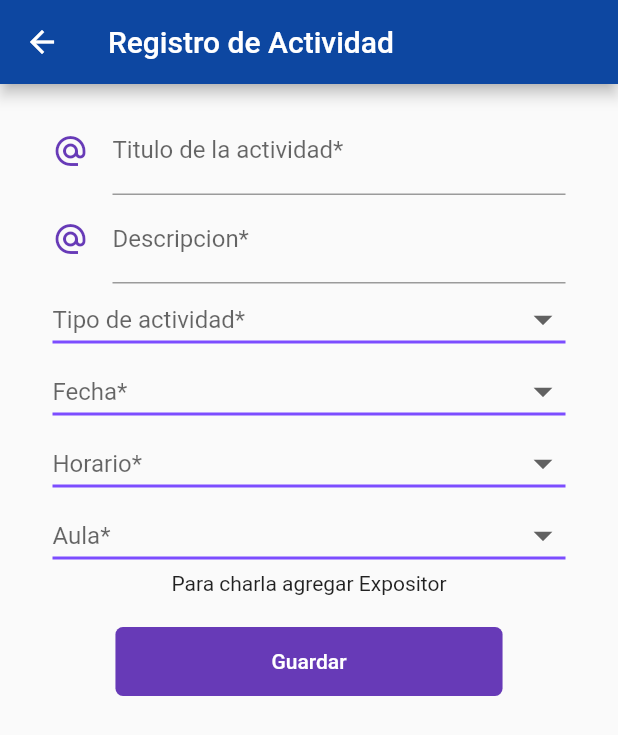
After one commit to fabiola29298/ITECappFrontend, a Flutter app: the RegistroActivityPage screen opened by its route, on a phone screen of 412 x 824 dp. The commit adds this screen. Shown: the top 735 px of the screen. Run offline on Flutter 3.47's test engine with Material 2 defaults, Android fonts, the phone set to English and light mode, and no system bars; our stand-ins replace rxdart, shared_preferences; missing offline and left inert: mime_type; accounts and stored records are empty; Roboto replaces fonts that are missing (Hind).

Commit message:
agregar bloc, providar y pagina de crear actividad

```diff
--- a/data/menu_routes.json
+++ b/data/menu_routes.json
@@ -56,7 +56,13 @@
             "ruta": "asistenciaUser",
             "icon": "avatar",
             "texto": "Cerrar sesion"
+        },
+        {
+            "ruta": "registroActivityAdmin",
+            "icon": "avatar",
+            "texto": "Registro ActivityAdmin"
         }
+
 
     ]
 }
--- /dev/null
+++ b/lib/src/bloc/activity_bloc.dart
@@ -0,0 +1,64 @@
+import 'dart:async';
+import 'package:rxdart/rxdart.dart';
+
+class ActivityBloc   {
+
+
+  final _personController      = BehaviorSubject<String>();
+  final _nameController        = BehaviorSubject<String>();
+  final _typeController        = BehaviorSubject<String>();
+  final _dateController        = BehaviorSubject<String>();
+  final _descriptionController = BehaviorSubject<String>();
+  final _starttimeController   = BehaviorSubject<String>();
+  final _endtimeController     = BehaviorSubject<String>();
+  final _classroomController   = BehaviorSubject<String>();
+  final _blockController       = BehaviorSubject<String>();
+  // Recuperar los datos del Stream
+  Stream<String> get personStream      => _personController.stream;
+  Stream<String> get nameStream        => _nameController.stream;
+  Stream<String> get typeStream        => _typeController.stream;
+  Stream<String> get dateStream        => _dateController.stream;
+  Stream<String> get descriptionStream => _descriptionController.stream;
+  Stream<String> get starttimeStream   => _starttimeController.stream;
+  Stream<String> get endtimeStream     => _endtimeController.stream;
+  Stream<String> get classroomStream   => _classroomController.stream;
+  Stream<String> get blockStream       => _blockController.stream;
+
+   Stream <bool> get fromValidStram =>
+          Observable.combineLatest9(personStream, nameStream, typeStream, dateStream, descriptionStream, starttimeStream, endtimeStream , classroomStream , blockStream ,(e,p,n,l,g,c,t, cr,bl)=> true);
+
+  // Insertar valores al Stream
+  Function(String) get changePerson         => _personController.sink.add;
+  Function(String) get changeName           => _nameController.sink.add;
+  Function(String) get changeType           => _typeController.sink.add;
+  Function(String) get changeDate           => _dateController.sink.add;
+  Function(String) get changeDescription    => _descriptionController.sink.add;
+  Function(String) get changeStarttime      => _starttimeController.sink.add;
+  Function(String) get changeEndtime        => _endtimeController.sink.add;
+  Function(String) get changeClassroom      => _classroomController.sink.add;
+  Function(String) get changeBlock          => _blockController.sink.add;
+
+  // Obtener el último valor ingresado a los streams
+  String get person        => _personController.value;
+  String get name          => _nameController.value;
+  String get type          => _typeController.value;
+  String get date          => _dateController.value;
+  String get description   => _descriptionController.value;
+  String get starttime     => _starttimeController.value;
+  String get endtime       => _endtimeController.value;
+  String get classroom     => _classroomController.value;
+  String get block         => _blockController.value;
+
+  dispose() {
+    _personController?.close();
+    _nameController?.close();
+    _typeController?.close();
+    _dateController?.close();
+    _descriptionController?.close();
+    _starttimeController?.close();
+    _endtimeController?.close();
+    _classroomController?.close();
+    _blockController?.close();
+  }
+
+}
--- a/lib/src/bloc/provider.dart
+++ b/lib/src/bloc/provider.dart
@@ -5,9 +5,13 @@ export 'package:itec_app/src/bloc/login_bloc.dart';
 import 'package:itec_app/src/bloc/singin_bloc.dart';
 export 'package:itec_app/src/bloc/singin_bloc.dart';
 
+import 'package:itec_app/src/bloc/activity_bloc.dart';
+export 'package:itec_app/src/bloc/activity_bloc.dart';
+
 class Provider extends InheritedWidget {
   final loginBloc      = new LoginBloc();
   final singinBloc     = new SigninBloc();
+  final activityBloc     = new ActivityBloc();
   static Provider _instancia;
 
   factory Provider({ Key key, Widget child }) {
@@ -38,4 +42,8 @@ class Provider extends InheritedWidget {
   static SigninBloc signinBloc ( BuildContext context ) {
     return ( context.inheritFromWidgetOfExactType(Provider) as Provider ).singinBloc;
   }
+
+  static ActivityBloc activityBlocOf ( BuildContext context ) {
+    return ( context.inheritFromWidgetOfExactType(Provider) as Provider ).activityBloc;
+  }
 }
--- a/lib/src/bloc/singin_bloc.dart
+++ b/lib/src/bloc/singin_bloc.dart
@@ -9,31 +9,47 @@ class SigninBloc with Validators {
   final _passwordController = BehaviorSubject<String>();
   final _nameController     = BehaviorSubject<String>();
   final _lastnameController = BehaviorSubject<String>();
+  final _genderController   = BehaviorSubject<String>();
+  final _careerController   = BehaviorSubject<String>();
+  final _typeController     = BehaviorSubject<String>();
   // Recuperar los datos del Stream
-  Stream<String> get emailStream    => _emailController.stream.transform( validarEmail );
-  Stream<String> get passwordStream => _passwordController.stream.transform( validarPassword );
-  Stream<String> get nameStream    => _nameController.stream;
-  Stream<String> get lastnameStream => _lastnameController.stream;
+  Stream<String> get emailStream     => _emailController.stream.transform( validarEmail );
+  Stream<String> get passwordStream  => _passwordController.stream.transform( validarPassword );
+  Stream<String> get nameStream      => _nameController.stream;
+  Stream<String> get lastnameStream  => _lastnameController.stream;
+  Stream<String> get genderStream    => _genderController.stream;
+  Stream<String> get careerStream    => _careerController.stream;
+  Stream<String> get typeStream       => _typeController.stream;
 
    Stream <bool> get fromValidStram =>
-          Observable.combineLatest4(emailStream, passwordStream, nameStream, lastnameStream, (e,p,n,l)=> true);
+          Observable.combineLatest7(emailStream, passwordStream, nameStream, lastnameStream, genderStream, careerStream, typeStream ,(e,p,n,l,g,c,t)=> true);
 
   // Insertar valores al Stream
   Function(String) get changeEmail    => _emailController.sink.add;
   Function(String) get changePassword => _passwordController.sink.add;
-  Function(String) get changeName    => _nameController.sink.add;
+  Function(String) get changeName     => _nameController.sink.add;
   Function(String) get changeLastname => _lastnameController.sink.add;
+  Function(String) get changeGender   => _genderController.sink.add;
+  Function(String) get changeCareer   => _careerController.sink.add;
+  Function(String) get changeType     => _typeController.sink.add;
 
   // Obtener el último valor ingresado a los streams
   String get email    => _emailController.value;
   String get password => _passwordController.value;
   String get name     => _nameController.value;
   String get lastname => _lastnameController.value;
+  String get gender   => _genderController.value;
+  String get career   => _careerController.value;
+  String get type     => _typeController.value;
+
   dispose() {
     _emailController?.close();
     _passwordController?.close();
     _nameController?.close();
     _lastnameController?.close();
+    _genderController?.close();
+    _careerController?.close();
+    _typeController?.close();
   }
 
 }
--- a/lib/src/models/activity_model.dart
+++ b/lib/src/models/activity_model.dart
@@ -1,6 +1,13 @@
 // Generated by https://quicktype.io
+
+import 'dart:convert';
+
+Activity activityModelFromJson(String str) => Activity.fromJson(json.decode(str));
+
+String activityModelToJson(Activity data) => json.encode(data.toJson());
+
 class Activities{
-  //contenedor de todas las peliculas que estoy manejando
+  //contenedor de todos los items
   //MAPEO
   List<Activity> items = new List();
 
@@ -19,7 +26,7 @@ class Activities{
 }
 class Activity {
   String id;
-  String speakerId;
+  String person;
   bool status;
   String name;
   String type;
@@ -33,7 +40,7 @@ class Activity {
 
   Activity({
     this.id,
-    this.speakerId,
+    this.person,
     this.status,
     this.name,
     this.type,
@@ -49,7 +56,7 @@ class Activity {
 
   Activity.fromJsonMap(Map<String,dynamic> json){
     id= json['id'];
-    speakerId= json['speaker_id'];
+    person= json['person'];
     status= json['status'];
     name= json['name'];
     type= json['type'];
@@ -63,4 +70,36 @@ class Activity {
 
 
   }
+
+  factory Activity.fromJson(Map<String, dynamic> json) => new Activity(
+    id           : json['id'],
+    person       : json['person'],
+    status       : json['status'],
+    name         : json['name'],
+    type         : json['type'],
+    date         : json['date'],
+    description  : json['description'],
+    startTime    : json['start_time'],
+    endTime      : json['end_time'],
+    classroom    : json['classroom'],
+    blockCampus  : json['block_campus'],
+    v            : json['v'],
+    );
+
+    Map<String, dynamic> toJson() => {
+        // "id"         : id,
+
+        "person"        : person,
+        "status"        : status,
+        "name"          : name,
+        "type"          : type,
+        "date"          : date,
+        "description"   : description,
+        "startTime"     : startTime,
+        "endTime"       : endTime,
+        "classroom"     : classroom,
+        "blockCampus"   : blockCampus,
+        "v"             : v,
+    };
+
 }
--- /dev/null
+++ b/lib/src/pages/menu_principal_adm/registro_activity_page.dart
@@ -0,0 +1,245 @@
+import 'package:flutter/material.dart';
+
+import 'package:itec_app/src/bloc/provider.dart';
+import 'package:itec_app/src/providers/activities_provider.dart';
+import 'package:itec_app/src/utils/utils.dart';
+class RegistroActivityPage extends StatefulWidget {
+
+  @override
+  _RegistroActivityPageState createState() => _RegistroActivityPageState();
+}
+
+class _RegistroActivityPageState extends State<RegistroActivityPage> {
+  final formKey     = GlobalKey<FormState>();
+  final scaffoldKey = GlobalKey<ScaffoldState>();
+
+  final activityProvider = new ActivityProvider();
+  @override
+  Widget build(BuildContext context) {
+
+    final actividadBloc = Provider.activityBlocOf(context);
+
+        return Scaffold(
+          key: scaffoldKey,
+          appBar: AppBar(
+            title: Text('Registro de Actividad'),
+          ),
+          body:    SingleChildScrollView(
+            child: Container(
+              padding: EdgeInsets.all(15.0),
+              child: Form(
+                key: formKey,
+                child: Column(
+                  children: <Widget>[
+                    _crearNombre(actividadBloc),
+                    _crearDescription(actividadBloc),
+                    _crearTipo(actividadBloc),
+                    _crearFecha(actividadBloc),
+                    _crearHorario(actividadBloc),
+                    _crearAula(actividadBloc),
+                    _crearSpeaker(actividadBloc),
+                    Text('Para charla agregar Expositor'),
+                    SizedBox(height: 20.0),
+                    _crearBoton(actividadBloc),
+                  ],
+                ),
+              ),
+            ),
+          ),
+    );
+  }
+
+  Widget _crearNombre(ActivityBloc bloc) {
+
+     return StreamBuilder(
+      stream: bloc.nameStream,
+      builder: (BuildContext context, AsyncSnapshot snapshot){
+
+      return Container(
+        padding: EdgeInsets.symmetric(horizontal: 20.0),
+
+        child: TextField(
+          keyboardType: TextInputType.emailAddress,
+          decoration: InputDecoration(
+            icon: Icon( Icons.alternate_email, color: Colors.deepPurple ),
+            hintText: 'Taller de Android',
+            labelText: 'Titulo de la actividad*',
+            errorText: snapshot.error
+          ),
+          onChanged: bloc.changeName,
+        ),
+      );
+      },
+    );
+  }
+
+  Widget _crearDescription(ActivityBloc bloc) {
+    return StreamBuilder(
+      stream: bloc.descriptionStream,
+      builder: (BuildContext context, AsyncSnapshot snapshot){
+
+      return Container(
+        padding: EdgeInsets.symmetric(horizontal: 20.0),
+
+        child: TextField(
+          keyboardType: TextInputType.emailAddress,
+          decoration: InputDecoration(
+            icon: Icon( Icons.alternate_email, color: Colors.deepPurple ),
+            hintText: ' ',
+            labelText: 'Descripcion*',
+            errorText: snapshot.error
+          ),
+          onChanged: bloc.changeDescription,
+        ),
+      );
+      },
+    );
+  }
+  Widget _crearTipo(ActivityBloc bloc) {
+
+    return StreamBuilder(
+      stream: bloc.typeStream,builder: (BuildContext context, AsyncSnapshot snapshot){
+      return Container(
+        padding: EdgeInsets.symmetric(horizontal: 20.0),
+        child:  DropdownButton<String>(
+
+        value: snapshot.data,
+        hint: new Text('Tipo de actividad*'),
+        icon: Icon(Icons.arrow_drop_down), iconSize: 30, isExpanded: true, elevation: 16,
+        underline: Container( height: 2, color: Colors.deepPurpleAccent, ),
+        onChanged: (String newValue) {
+          setState(() {  bloc.changeType(newValue); });
+        },
+        items: <String>['Charla', 'Taller', 'Competencia','Receso','Registro','Actividad ITEC', 'Otro']
+          .map<DropdownMenuItem<String>>((String value) {
+            return DropdownMenuItem<String>(value: value, child: Text(value), );
+          }).toList(),
+    ),);},);
+  }
+  Widget _crearFecha(ActivityBloc bloc) {
+
+    return StreamBuilder(
+      stream: bloc.dateStream,builder: (BuildContext context, AsyncSnapshot snapshot){
+      return Container(
+        padding: EdgeInsets.symmetric(horizontal: 20.0),
+        child:  DropdownButton<String>(
+
+        value: snapshot.data,
+        hint: new Text('Fecha*'),
+        icon: Icon(Icons.arrow_drop_down), iconSize: 30, isExpanded: true, elevation: 16,
+        underline: Container( height: 2, color: Colors.deepPurpleAccent, ),
+        onChanged: (String newValue) {
+          setState(() {  bloc.changeDate(newValue); });
+        },
+        items: <String>['Sábado 28 sept', 'Lunes 30 sept', 'Martes 1 oct','Miercoles 2 oct','Jueves 3 oct', 'Viernes 4 oct','Sábado 5 oct' ]
+          .map<DropdownMenuItem<String>>((String value) {
+            return DropdownMenuItem<String>(value: value, child: Text(value), );
+          }).toList(),
+    ),);},);
+  }
+  Widget _crearHorario(ActivityBloc bloc) {
+
+    return StreamBuilder(
+      stream: bloc.starttimeStream,builder: (BuildContext context, AsyncSnapshot snapshot){
+      return Container(
+        padding: EdgeInsets.symmetric(horizontal: 20.0),
+        child:  DropdownButton<String>(
+
+        value: snapshot.data,
+        hint: new Text('Horario*'),
+        icon: Icon(Icons.arrow_drop_down), iconSize: 30, isExpanded: true, elevation: 16,
+        underline: Container( height: 2, color: Colors.deepPurpleAccent, ),
+        onChanged: (String newValue) {
+          setState(() {  bloc.changeStarttime(newValue); });
+        },
+        items: <String>['08:30 - 09:00','09:00 - 10:00','10:00 - 11:00','11:00 - 12:00','12:00 - 12:30','12:30 - 13:30','13:30 - 15:30','15:30- 16:30','16:30 - 17:30','17:30 - 18:00','18:00 - 19:00','19:00 - 19:30','19:30 - 20:30','08:00 - 09:30', '09:00 - 9:30', '9:30 - 12:30','12:30 - 14:00','14:00 - 17:30', '17:30 - 18:00' ]
+          .map<DropdownMenuItem<String>>((String value) {
+            return DropdownMenuItem<String>(value: value, child: Text(value), );
+          }).toList(),
+    ),);},);
+  }
+  Widget _crearAula(ActivityBloc bloc) {
+
+    return StreamBuilder(
+      stream: bloc.classroomStream,builder: (BuildContext context, AsyncSnapshot snapshot){
+      return Container(
+        padding: EdgeInsets.symmetric(horizontal: 20.0),
+        child:  DropdownButton<String>(
+
+        value: snapshot.data,
+        hint: new Text('Aula*'),
+        icon: Icon(Icons.arrow_drop_down), iconSize: 30, isExpanded: true, elevation: 16,
+        underline: Container( height: 2, color: Colors.deepPurpleAccent, ),
+        onChanged: (String newValue) {
+          setState(() {  bloc.changeClassroom(newValue); });
+        },
+        items: <String>['TEAL A','TEAL B','TEAL C','Auditorio 2 - Bloque D','Auditorio 3 - Bloque D','Auditorio 4 - Bloque D','Paraninfo - Piso 5 Bloque D' , 'Coliseo UCB', 'Coliseo Don Bosco' ]
+          .map<DropdownMenuItem<String>>((String value) {
+            return DropdownMenuItem<String>(value: value, child: Text(value), );
+          }).toList(),
+    ),);},);
+  }
+   Widget _crearSpeaker(ActivityBloc actividadBloc){
+     return Container();
+  }
+
+  Widget _crearBoton(ActivityBloc bloc) {
+
+    return StreamBuilder(
+      stream: bloc.fromValidStram,
+      builder: (BuildContext context, AsyncSnapshot snapshot){
+
+        return RaisedButton(
+          child: Container(
+            padding: EdgeInsets.symmetric( horizontal: 80.0, vertical: 15.0),
+            child: Text('Guardar'),
+          ),
+          shape: RoundedRectangleBorder(
+            borderRadius: BorderRadius.circular(5.0)
+          ),
+          elevation: 0.0,
+          color: Colors.deepPurple,
+          textColor: Colors.white,
+          onPressed:  (){
+            if( bloc.name == null || bloc.description == null || bloc.type == null || bloc.date == null || bloc.starttime == null || bloc.classroom == null   ){
+              mostrarAlerta(context, 'Ingresar todos los datos');
+              return;
+            }
+            if( bloc.name == '' || bloc.description == '' || bloc.type == '' || bloc.date == '' || bloc.starttime == '' || bloc.classroom == ''   ){
+              mostrarAlerta(context, 'Ingresar todos los datos del formulario');
+              return;
+            }
+            _submit(bloc, context);
+          }
+        );
+      },
+    );
+  }
+
+    void _submit(ActivityBloc bloc, BuildContext context) async {
+      mostrarCargando( context  );
+    print("respuesta: ${bloc.name} - ${bloc.description} - ${bloc.type} - ${bloc.date} - ${bloc.starttime} - ${bloc.classroom}  ");
+
+      Map info = await activityProvider.nuevoActividad(bloc.name, bloc.description, bloc.type, bloc.date, bloc.starttime, bloc.classroom );
+
+      if ( info['ok'] ) {
+        mostrarCargando( context  );
+        Navigator.pushReplacementNamed(context, 'menumaterial');
+      } else {
+        mostrarAlerta( context, info['mensaje'] );
+      }
+
+
+  }
+/*
+  void mostrarSnackbar(String mensaje){
+
+    final snackbar = SnackBar(
+      content:  Text(' . $mensaje'),
+      duration:  Duration(milliseconds: 1500),
+    );
+
+    scaffoldKey.currentState.showSnackBar(snackbar);
+  }
+ */
+}
--- a/lib/src/pages/menu_principal_user/programa_page.dart
+++ b/lib/src/pages/menu_principal_user/programa_page.dart
@@ -6,7 +6,7 @@ import 'package:itec_app/src/widgets/menu_widget.dart';
 class ProgramaPage extends StatelessWidget {
 
 
-  final activitiesProvider = new ActivitiesProvider();
+  final activitiesProvider = new ActivityProvider();
   @override
   Widget build(BuildContext context) {
     return Scaffold(
--- a/lib/src/providers/person_provider.dart
+++ b/lib/src/providers/person_provider.dart
@@ -34,9 +34,9 @@ class PersonProvider {
   }
 
 
-  Future<Map<String, dynamic>> nuevoUsuario(String name, String lastname, String email, String password ) async {
+  Future<Map<String, dynamic>> nuevoUsuario(String name, String lastname, String email, String password, String genero, String carrera, String tipoInscripcion ) async {
 
-    Map<String, dynamic>  authData = {'email': email,'password' : password,'name':name,'last_name':lastname};
+    Map<String, dynamic>  authData = {'email': email,'password' : password,'name':name,'last_name':lastname, 'gender': genero, 'career': carrera, 'type_inscription': tipoInscripcion};
     final url = '$_url/person';
     final resp = await http.post(url,body:  authData);
 
--- a/lib/src/routes/routes.dart
+++ b/lib/src/routes/routes.dart
@@ -2,6 +2,7 @@ import 'package:flutter/material.dart';
 
 
 import 'package:itec_app/src/pages/home_page.dart';
+import 'package:itec_app/src/pages/menu_principal_adm/registro_activity_page.dart';
 import 'package:itec_app/src/pages/menu_principal_user/asistencia_page.dart';
 import 'package:itec_app/src/pages/menu_principal_user/auspiciador_page.dart';
 import 'package:itec_app/src/pages/menu_principal_user/expositores_page.dart';
@@ -24,13 +25,16 @@ Map<String, WidgetBuilder> getAplicationRouter(){
          'menumaterial':(BuildContext context)=> MenuMaterialDesignPage(),
          'login'            : (BuildContext context)=> LoginPage(),
          'signin'           : (BuildContext context)=> SignInPage(),
+         //USER
          'asistenciaUser'        : (BuildContext context)=> AsistenciaPage(),
          'expositoresUser'       : (BuildContext context)=> ExpositoresPage(),
          'auspiciadorUser'       : (BuildContext context)=> AuspiciadorPage(),
          'itinerarioUser'        : (BuildContext context)=> ItinerarioPage(),
          'mapaUser'              : (BuildContext context)=> MapaCampusPage(),
          'notificacionesUser'    : (BuildContext context)=> NotificacionesPage(),
-         'programaUser'          : (BuildContext context)=> ProgramaPage()
+         'programaUser'          : (BuildContext context)=> ProgramaPage(),
 
+         //ADMIN
+         'registroActivityAdmin'          : (BuildContext context)=> RegistroActivityPage(),
   };
 }
```
Also changed, not shown: lib/src/pages/pantalla_principal/sign_in_page.dart (+42 -20 lines), lib/src/providers/activities_provider.dart (+103 -5 lines), lib/src/utils/utils.dart (+19 -0 lines).
